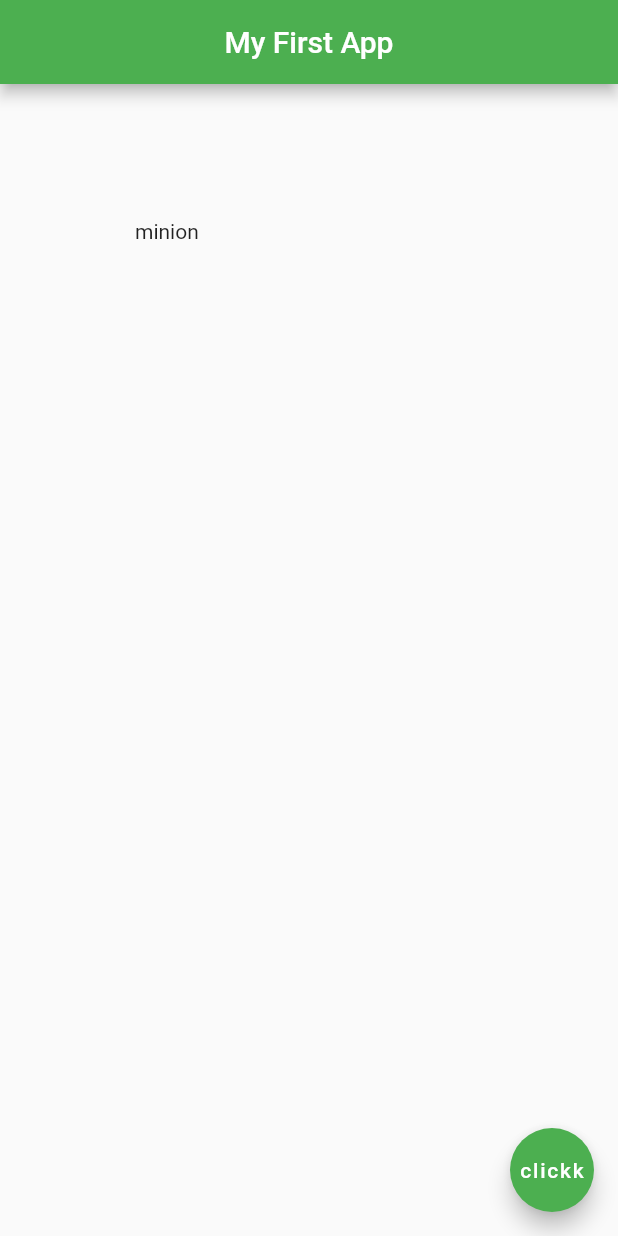
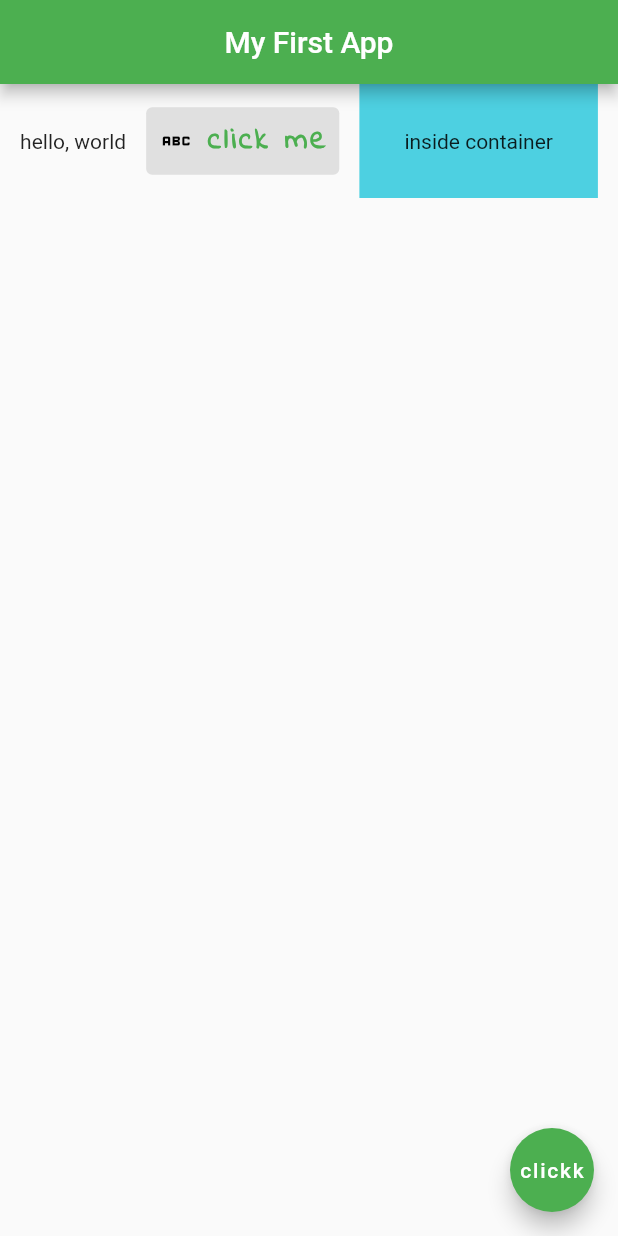
Before and after one commit to christynatalia/learn-flutter, a Flutter app: the screen it shows after launch, on a phone screen of 412 x 824 dp. Run offline on Flutter 3.47's test engine with Material 2 defaults, Android fonts, the light colour scheme and no system bars.

Commit message:
trying row

```diff
--- a/lib/main.dart
+++ b/lib/main.dart
@@ -15,9 +15,37 @@ class Home extends StatelessWidget {
         centerTitle: true,
         backgroundColor: Colors.green[500],
       ),
-      body: Padding(
-        padding: EdgeInsets.all(90.0),
-        child: Text("minion"),
+      body: Row(
+        mainAxisAlignment: MainAxisAlignment.spaceEvenly,
+        crossAxisAlignment: CrossAxisAlignment.center,
+        children: [
+          Text('hello, world'),
+          TextButton.icon(
+            label: Text(
+                'click me',
+              style: TextStyle(
+                fontSize: 20.0,
+                fontWeight: FontWeight.bold,
+                letterSpacing: 2.0,
+                color: Colors.green[500],
+                fontFamily: 'IndieFlower',
+              ),
+            ),
+            onPressed: (){},
+            style: TextButton.styleFrom(
+              backgroundColor: Colors.grey[300],
+            ),
+            icon: Icon(
+                Icons.abc_outlined,
+                color: Colors.black,
+            ),
+          ),
+          Container(
+            color: Colors.cyan[300],
+            padding: EdgeInsets.all(30.0),
+            child: Text('inside container'),
+          ),
+        ],
       ),
       floatingActionButton: FloatingActionButton(
         onPressed: (){},
```
